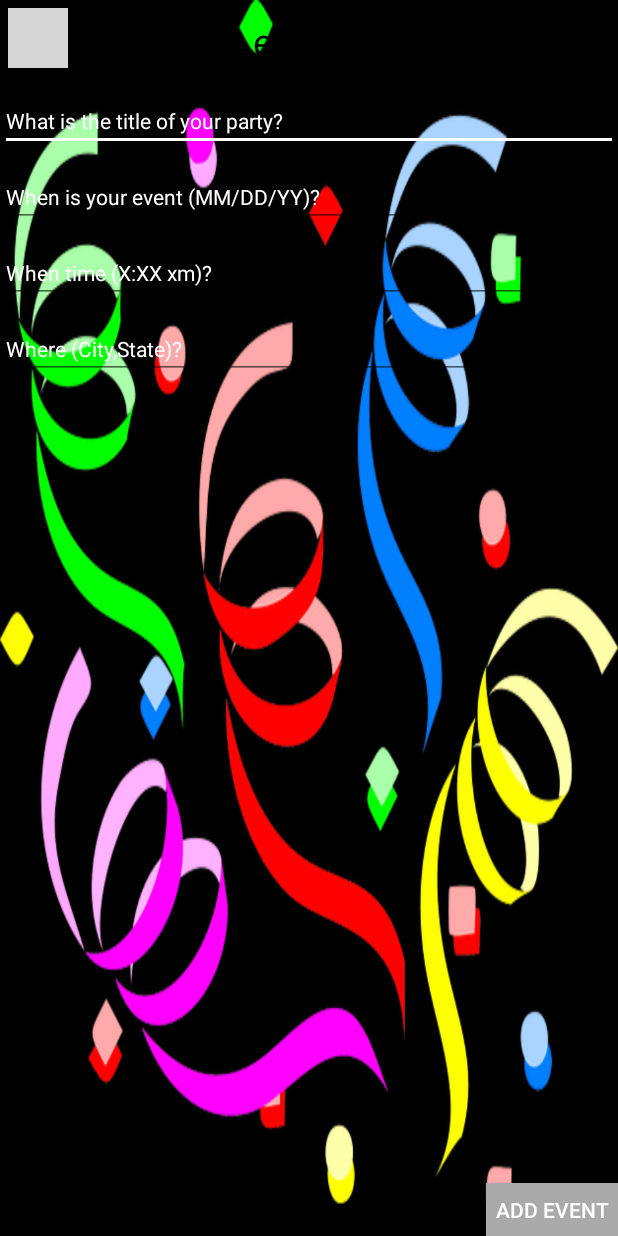
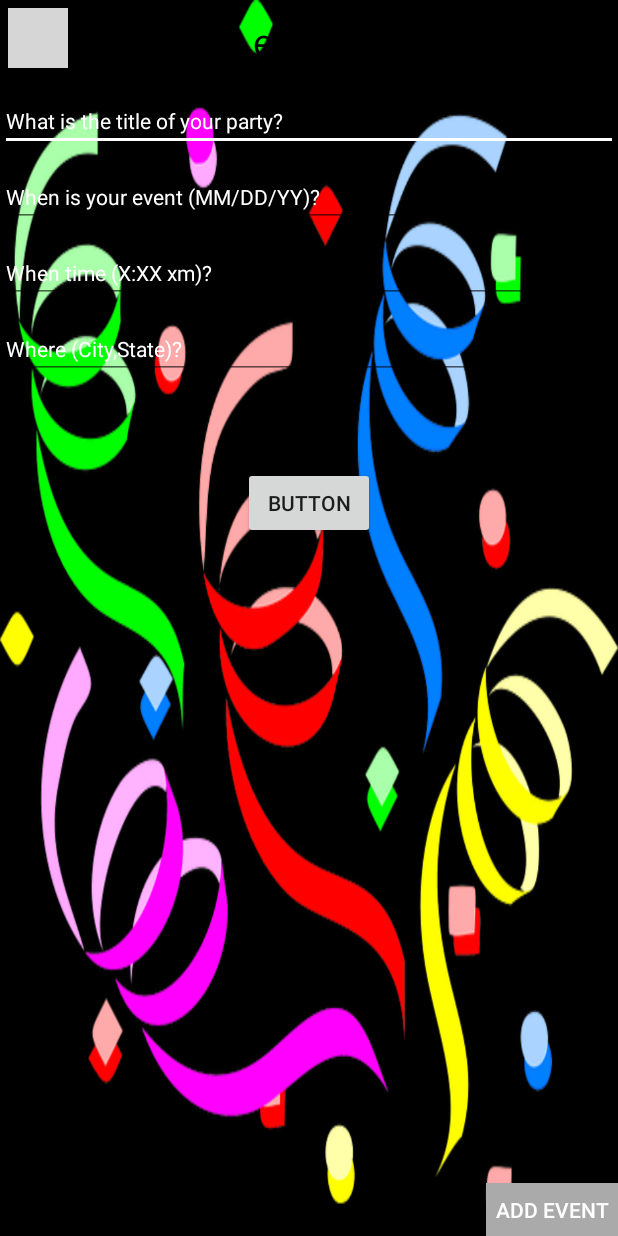
Before and after one commit to julietoh/GoingOut, an Android app: the AddEventActivity screen opened directly, with no data from a screen before it, on a phone screen of 412 x 824 dp. Run offline under Robolectric (Android 15) with nearby library versions, the phone set to English and light mode, and no system bars; libraries missing offline, so code that uses them is left out: org.parceler; grey boxes are pictures that could not be loaded.

```diff
--- a/app/src/main/java/codepath/com/goingout/AddEventActivity.java
+++ b/app/src/main/java/codepath/com/goingout/AddEventActivity.java
@@ -1,10 +1,13 @@
 package codepath.com.goingout;
 
+import android.app.Activity;
 import android.content.Context;
 import android.content.Intent;
+import android.net.Uri;
 import android.os.Bundle;
 import android.support.v7.app.AppCompatActivity;
 import android.view.View;
+import android.widget.Button;
 import android.widget.EditText;
 import android.widget.ImageButton;
 
@@ -14,11 +17,17 @@ import codepath.com.goingout.models.Event;
 
 public class AddEventActivity extends AppCompatActivity {
     ImageButton backButton;
+    Button btnAdd;
     EditText etTitle;
     EditText etDate;
     EditText etTime;
     EditText etLocation;
+    Button btnUploadPic;
     Context context;
+    Uri uri;
+    Event event;
+    //Bitmap bitmap = null;
+    private final int GALLERY_REQUEST = 11;
 
 
     @Override
@@ -39,23 +48,48 @@ public class AddEventActivity extends AppCompatActivity {
         etDate = (EditText) findViewById(R.id.etDate);
         etTime = (EditText) findViewById(R.id.etTime);
         etLocation = (EditText) findViewById(R.id.etLocation);
+        btnUploadPic = (Button) findViewById(R.id.btnUploadPic);
+        //btnAdd = (Button) findViewById(R.id.btnAdd);
+
+        btnUploadPic.setOnClickListener(new View.OnClickListener() {
+            @Override
+            public void onClick(View v) {
+                startActivityForResult(new Intent(Intent.ACTION_PICK, android.provider.MediaStore.Images.Media.INTERNAL_CONTENT_URI), GALLERY_REQUEST);
+
+            }
+        });
 
     }
 
-    public void makeEvent(View view) {
+    @Override
+    protected void onActivityResult(int requestCode, int resultCode, Intent data) {
+        super.onActivityResult(requestCode, resultCode, data);
 
-        Event event = new Event();
-
-
-
-        event.setTitle(etTitle.getText().toString());
-        event.setDate(etDate.getText().toString()+" "+etTime.getText().toString());
-        event.setLocation(etLocation.getText().toString());
+        if (requestCode == GALLERY_REQUEST && resultCode == Activity.RESULT_OK) {
+            uri = data.getData();
+//            try {
+//                bitmap = MediaStore.Images.Media.getBitmap(this.getContentResolver(), uri);
+//            } catch (FileNotFoundException e) {
+//                // TODO Auto-generated catch block
+//                e.printStackTrace();
+//            } catch (IOException e) {
+//                // TODO Auto-generated catch block
+//                e.printStackTrace();
+//            }
+        }
+    }
+        public void makeEvent(View view) {
+            Event event = new Event();
+            event.setTitle(etTitle.getText().toString());
+            event.setDate(etDate.getText().toString()+" "+etTime.getText().toString());
+            event.setLocation(etLocation.getText().toString());
+            event.setImage(uri.toString());
 
         Intent intent = new Intent();
         intent.putExtra("event", Parcels.wrap(event));
         setResult(RESULT_OK, intent);
         finish();
         overridePendingTransition(R.anim.stay, R.anim.slide_out_up);
+
     }
 }
--- a/app/src/main/java/codepath/com/goingout/GoogleClient.java
+++ b/app/src/main/java/codepath/com/goingout/GoogleClient.java
@@ -58,9 +58,7 @@ public class GoogleClient {
         RequestParams params = new RequestParams();
         params.put(TEXT_SEARCH_PARAM, event.getPlace() + " " + event.getCity());
 
-        params.put(APP_KEY_PARAM, "AIzaSyBgg7DPYV_DnBXWStA44tuABLf2QpcXsDE");
-
-
+        params.put(APP_KEY_PARAM, "AIzaSyBJidUTb-_XpChza5OpSqyT2ZCsHIR-bi8");
 
 
         // execute a GET request expecting a JSON object response
--- a/app/src/main/java/codepath/com/goingout/adapters/ExpandableListAdapter.java
+++ b/app/src/main/java/codepath/com/goingout/adapters/ExpandableListAdapter.java
@@ -19,7 +19,9 @@ import java.util.List;
 import codepath.com.goingout.EventListActivity;
 import codepath.com.goingout.R;
 
-public class ExpandableListAdapter extends BaseExpandableListAdapter {
+public class
+
+ExpandableListAdapter extends BaseExpandableListAdapter {
     private Context mContext;
     private List<String> mListDataHeader; // header titles
     // child data in format of header title, child title
--- a/app/src/main/java/codepath/com/goingout/models/Post.java
+++ b/app/src/main/java/codepath/com/goingout/models/Post.java
@@ -20,6 +20,7 @@ public class Post {
     private String string;
     private int num;
     private long order;
+
 
 
     public Post() {
--- a/app/src/main/java/codepath/com/goingout/models/Venue.java
+++ b/app/src/main/java/codepath/com/goingout/models/Venue.java
@@ -3,8 +3,6 @@ package codepath.com.goingout.models;
 import org.json.JSONException;
 import org.json.JSONObject;
 import org.parceler.Parcel;
-
-import static com.github.scribejava.core.model.Verb.HEAD;
 
 /**
  * Created by acamara on 7/20/17.
@@ -37,7 +35,7 @@ public class Venue {
         if (object.has("photos")) {
             photoRef = object.getJSONArray("photos").getJSONObject(0).getString("photo_reference");
             sb.append(photoRef);
-            sb.append("&key=AIzaSyBgg7DPYV_DnBXWStA44tuABLf2QpcXsDE");
+            sb.append("&key=AIzaSyBJidUTb-_XpChza5OpSqyT2ZCsHIR-bi8");
 
             finalURL = sb.toString();
 
--- a/app/src/main/res/layout/activity_add_event.xml
+++ b/app/src/main/res/layout/activity_add_event.xml
@@ -97,4 +97,13 @@
         android:text="Add Event"
         android:textColor="@android:color/white"
         android:textSize="14dp" />
+
+    <Button
+        android:id="@+id/btnUploadPic"
+        android:layout_width="wrap_content"
+        android:layout_height="wrap_content"
+        android:layout_below="@+id/etLocation"
+        android:layout_centerHorizontal="true"
+        android:layout_marginTop="53dp"
+        android:text="Button" />
 </RelativeLayout>
```
Also changed, not shown: app/src/main/java/codepath/com/goingout/EventListActivity.java (+4 -84 lines), app/src/main/java/codepath/com/goingout/models/Event.java (+3 -10 lines).
